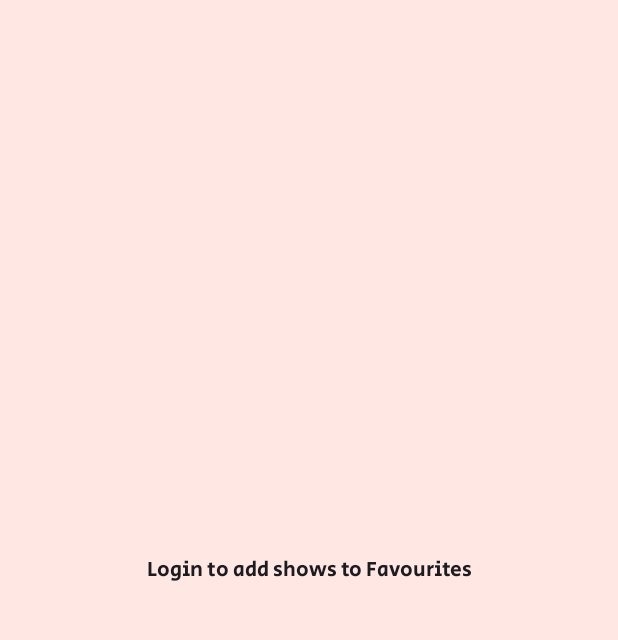
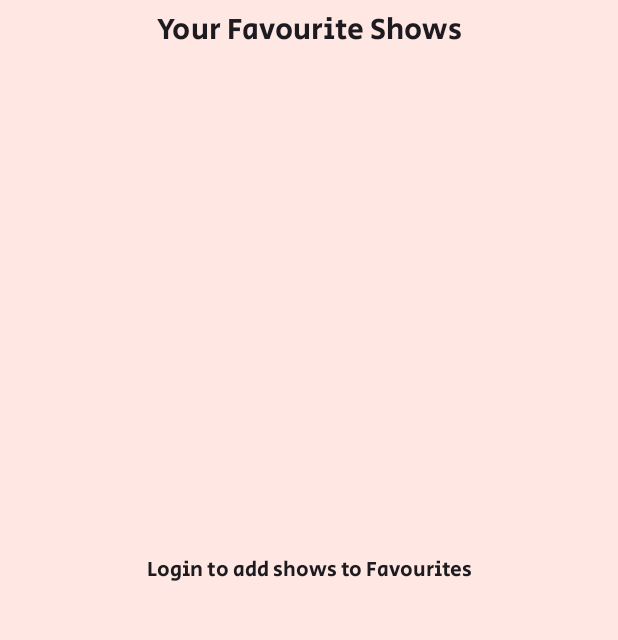
Before and after one commit to melanie-attard/NowShowing, an Android app: the screen it shows after launch (MainActivity), after a tap on "Favourites", on a phone screen of 412 x 824 dp, the part 96-736 px from its top. Run offline under Robolectric (Android 15) with nearby library versions, the phone set to English and light mode, and no system bars; our stand-ins replace Picasso, navigation-ui; pictures from the network do not load; 1 statement that could not run was skipped; 1 other tap on this screen came first.

Commit message:
Finished FavouritesFragment

```diff
--- a/app/src/main/java/com/nowshowing/api/API.java
+++ b/app/src/main/java/com/nowshowing/api/API.java
@@ -19,6 +19,9 @@ public interface API {
     Call<List<Show>> getShows();
 
     @GET("shows/{id}")
+    Call<Show> getShowByID(@Path("id") int Id);
+
+    @GET("shows/{id}")
     Call<DetailedShow> getShowDetails(@Path("id") int Id);
 
     @GET("shows/{id}/episodebynumber")
--- a/app/src/main/java/com/nowshowing/mainFragments/FavouritesFragment.java
+++ b/app/src/main/java/com/nowshowing/mainFragments/FavouritesFragment.java
@@ -10,10 +10,15 @@ import android.widget.TextView;
 
 import androidx.annotation.NonNull;
 import androidx.fragment.app.Fragment;
+import androidx.recyclerview.widget.LinearLayoutManager;
+import androidx.recyclerview.widget.RecyclerView;
 
 import com.nowshowing.R;
+import com.nowshowing.ShowsAdapter;
+import com.nowshowing.api.RestRepository;
 import com.nowshowing.backend.FavouritesDBHelper;
 import com.nowshowing.databinding.FragmentFavouritesBinding;
+import com.nowshowing.models.Show;
 
 import java.util.ArrayList;
 import java.util.List;
@@ -22,7 +27,10 @@ public class FavouritesFragment extends Fragment {
 
     private FragmentFavouritesBinding binding;
     private FavouritesDBHelper DB;
-    private List<Integer> favs = new ArrayList<>();
+    private RecyclerView recyclerView;
+    private ShowsAdapter adapter;
+    private List<Show> shows = new ArrayList<>();
+    private TextView msg;
     SharedPreferences sharedPref;
 
     public View onCreateView(@NonNull LayoutInflater inflater, ViewGroup container, Bundle savedInstanceState) {
@@ -30,7 +38,7 @@ public class FavouritesFragment extends Fragment {
         View root = binding.getRoot();
 
         DB = new FavouritesDBHelper(root.getContext());
-        TextView msg = root.findViewById(R.id.no_login_msg);
+        msg = root.findViewById(R.id.no_login_msg);
 
         // retrieve shared preferences containing the current user
         sharedPref = PreferenceManager.getDefaultSharedPreferences(root.getContext().getApplicationContext());
@@ -38,14 +46,40 @@ public class FavouritesFragment extends Fragment {
         if(user == null){
             // if the user is not logged in, they cannot view their favourites
             msg.setVisibility(View.VISIBLE);
+            msg.setText(R.string.fav_not_logged_in);
         }
         else{
-            favs = DB.getFavourites(user);
+            msg.setVisibility(View.INVISIBLE);
+            // set up recycler view
+            recyclerView = root.findViewById(R.id.favourites_list);
+            adapter = new ShowsAdapter(shows);
+            recyclerView.setAdapter(adapter);
+            recyclerView.setLayoutManager(new LinearLayoutManager(recyclerView.getContext()));
+
+            // get data
+            fetchFavourites(user);
+        }
+        return root;
+    }
+
+    private void fetchFavourites(String username){
+        List<Integer> favs = DB.getFavourites(username);
+        if(favs.size() == 0){
+            // if no shows have been set to favourites yet, output a message
             msg.setVisibility(View.VISIBLE);
-            msg.setText("You have " + favs.size() + " favourites.");
+            msg.setText(R.string.no_favs_message);
         }
+        else{
+            msg.setVisibility(View.INVISIBLE);
+            for (int show_id: favs) {
+                RestRepository.getInstance().getShowByID(show_id).observe(getViewLifecycleOwner(), this::updateShowsList);
+            }
+        }
+    }
 
-        return root;
+    private void updateShowsList(Show show){
+        shows.add(show);
+        adapter.notifyDataSetChanged();
     }
 
     @Override
--- a/app/src/main/res/layout/fragment_description.xml
+++ b/app/src/main/res/layout/fragment_description.xml
@@ -71,7 +71,7 @@
             android:layout_marginTop="2dp"
             android:layout_marginEnd="10dp"
             android:elevation="3dp"
-            android:text="@string/favourite_btn"
+            android:text="@string/add_favourite_btn"
             app:layout_constraintEnd_toEndOf="parent"
             app:layout_constraintTop_toTopOf="@id/status_value"
             app:strokeColor="@color/md_theme_light_onBackground"
--- a/app/src/main/res/layout/fragment_favourites.xml
+++ b/app/src/main/res/layout/fragment_favourites.xml
@@ -18,4 +18,25 @@
         app:layout_constraintEnd_toEndOf="parent"
         app:layout_constraintStart_toStartOf="parent"
         app:layout_constraintTop_toTopOf="parent" />
+
+    <TextView
+        android:id="@+id/favs_title"
+        android:layout_width="wrap_content"
+        android:layout_height="wrap_content"
+        android:text="@string/fav_title"
+        app:layout_constraintStart_toStartOf="parent"
+        app:layout_constraintEnd_toEndOf="parent"
+        app:layout_constraintTop_toTopOf="parent"
+        android:textAppearance="@style/TextAppearance.AppCompat.Title"
+        android:layout_marginVertical="5dp"
+        android:layout_marginHorizontal="5dp"/>
+
+    <androidx.recyclerview.widget.RecyclerView
+        android:id="@+id/favourites_list"
+        android:layout_width="match_parent"
+        android:layout_height="0dp"
+        app:layout_constraintBottom_toBottomOf="parent"
+        app:layout_constraintTop_toBottomOf="@id/favs_title"
+        android:layout_marginBottom="8dp"
+        android:layout_marginTop="3dp"/>
 </androidx.constraintlayout.widget.ConstraintLayout>
--- a/app/src/main/res/values/strings.xml
+++ b/app/src/main/res/values/strings.xml
@@ -20,7 +20,8 @@
 
     <string name="status">Status:</string>
     <string name="rating">Rating:</string>
-    <string name="favourite_btn">Add to Favourites</string>
+    <string name="add_favourite_btn">Add to Favourites</string>
+    <string name="remove_fav_btn">Remove from Favourites</string>
 
     <string name="next_episode">Next to Watch:</string>
     <string name="ep_img_description">Episode Image</string>
@@ -45,4 +46,6 @@
     <string name="current_user_key">current_user</string>
 
     <string name="fav_not_logged_in">Login to add shows to Favourites</string>
+    <string name="fav_title">Your Favourite Shows</string>
+    <string name="no_favs_message">You do not have any favourites yet!</string>
 </resources>
```
Also changed, not shown: app/src/main/java/com/nowshowing/api/RestRepository.java (+25 -4 lines).
